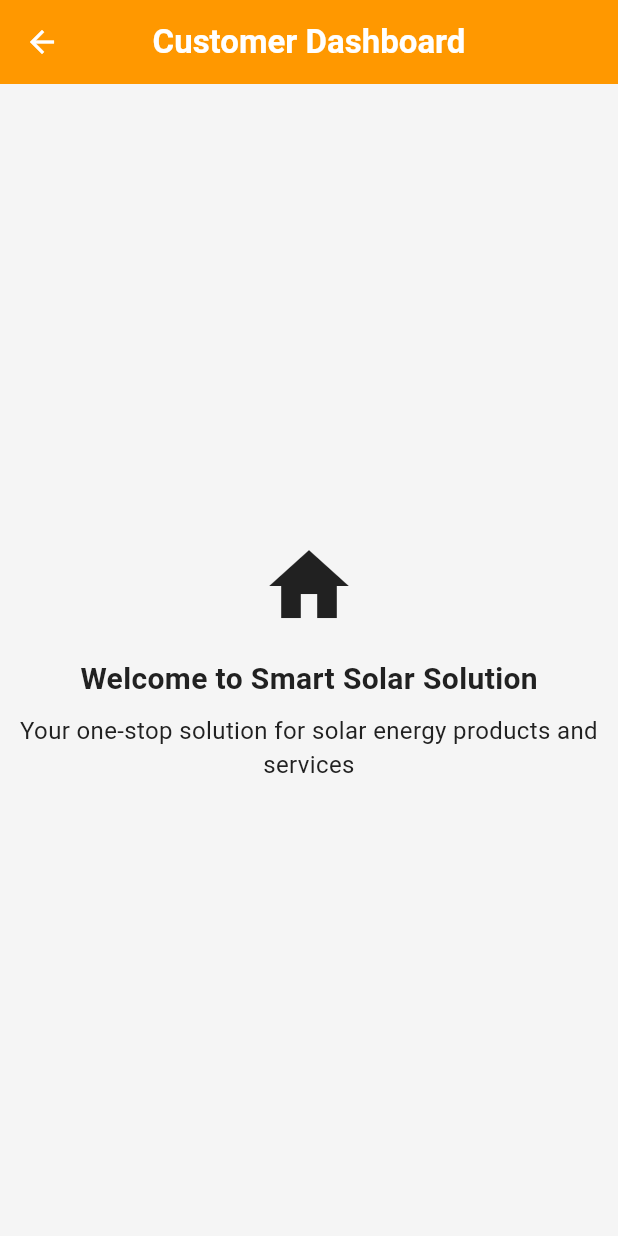
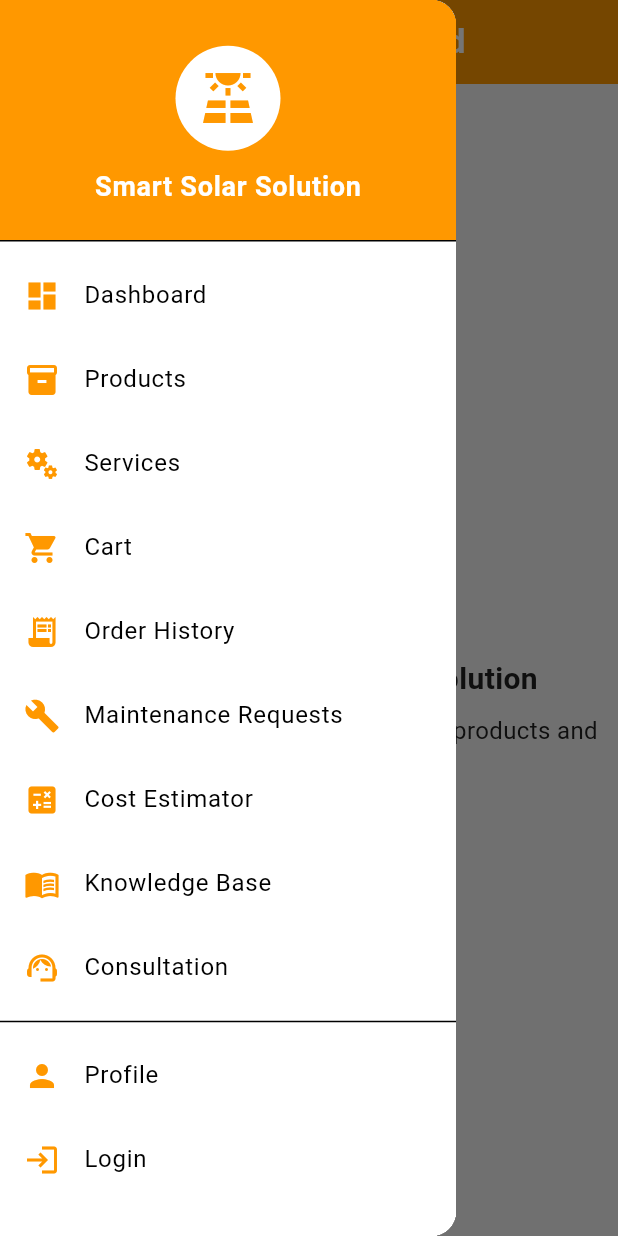
Before and after one commit to atomprogamer/smartsolar_sss, a Flutter app: the CustomerDashboardScreen screen opened by its route, with the side drawer open (before the commit the screen has no drawer), on a phone screen of 412 x 824 dp. Run offline on Flutter 3.47's test engine with Material 3 defaults, Android fonts, the phone set to English and light mode, and no system bars; our stand-ins replace cached_network_image, carousel_slider, cloud_firestore, firebase_auth, firebase_core, firebase_storage and 5 more; accounts and stored records are empty.

Commit message:
Add AppDrawer to CustomerDashboardScreen and WelcomeScreen

```diff
--- a/lib/screens/auth/welcome_screen.dart
+++ b/lib/screens/auth/welcome_screen.dart
@@ -3,6 +3,7 @@ import 'package:flutter/gestures.dart';
 
 import '../../utils/routes.dart';
 import '../../utils/theme.dart';
+import '../../widgets/app_drawer.dart';
 
 /// Welcome screen shown after splash screen if user is not logged in
 class WelcomeScreen extends StatelessWidget {
@@ -13,6 +14,11 @@ class WelcomeScreen extends StatelessWidget {
     final size = MediaQuery.of(context).size;
 
     return Scaffold(
+      appBar: AppBar(
+        title: Text('Welcome'),
+        centerTitle: true,
+      ),
+      drawer: AppDrawer(),
       body: Container(
         width: double.infinity,
         height: double.infinity,
--- a/lib/screens/customer/customer_dashboard_screen.dart
+++ b/lib/screens/customer/customer_dashboard_screen.dart
@@ -1,4 +1,5 @@
 import 'package:flutter/material.dart';
+import '../../widgets/app_drawer.dart';
 
 /// CustomerDashboardScreen is the main screen for customers after login
 class CustomerDashboardScreen extends StatelessWidget {
@@ -10,6 +11,7 @@ class CustomerDashboardScreen extends StatelessWidget {
       appBar: AppBar(
         title: Text('Customer Dashboard'),
       ),
+      drawer: AppDrawer(),
       body: Center(
         child: Column(
           mainAxisAlignment: MainAxisAlignment.center,
--- /dev/null
+++ b/lib/widgets/app_drawer.dart
@@ -0,0 +1,170 @@
+import 'package:flutter/material.dart';
+import '../utils/routes.dart';
+import '../utils/theme.dart';
+
+/// AppDrawer is a reusable drawer component that provides navigation
+/// to all customer-related screens in the application
+class AppDrawer extends StatelessWidget {
+  const AppDrawer({Key? key}) : super(key: key);
+
+  @override
+  Widget build(BuildContext context) {
+    return Drawer(
+      child: Container(
+        color: Colors.white,
+        child: ListView(
+          padding: EdgeInsets.zero,
+          children: [
+            // Drawer header with app logo and name
+            DrawerHeader(
+              decoration: BoxDecoration(
+                color: AppTheme.primaryColor,
+              ),
+              child: Column(
+                mainAxisAlignment: MainAxisAlignment.center,
+                children: [
+                  Container(
+                    width: 70,
+                    height: 70,
+                    decoration: BoxDecoration(
+                      color: Colors.white,
+                      shape: BoxShape.circle,
+                    ),
+                    child: Center(
+                      child: Icon(
+                        Icons.solar_power,
+                        size: 40,
+                        color: AppTheme.primaryColor,
+                      ),
+                    ),
+                  ),
+                  SizedBox(height: 10),
+                  Text(
+                    'Smart Solar Solution',
+                    style: TextStyle(
+                      color: Colors.white,
+                      fontSize: 18,
+                      fontWeight: FontWeight.bold,
+                    ),
+                  ),
+                ],
+              ),
+            ),
+
+            // Dashboard
+            ListTile(
+              leading: Icon(Icons.dashboard, color: AppTheme.primaryColor),
+              title: Text('Dashboard'),
+              onTap: () {
+                Navigator.pop(context); // Close the drawer
+                AppRoutes.navigateTo(context, AppRoutes.customerDashboard);
+              },
+            ),
+
+            // Products
+            ListTile(
+              leading: Icon(Icons.inventory_2, color: AppTheme.primaryColor),
+              title: Text('Products'),
+              onTap: () {
+                Navigator.pop(context);
+                AppRoutes.navigateTo(context, AppRoutes.productCatalog);
+              },
+            ),
+
+            // Services
+            ListTile(
+              leading: Icon(Icons.miscellaneous_services, color: AppTheme.primaryColor),
+              title: Text('Services'),
+              onTap: () {
+                Navigator.pop(context);
+                AppRoutes.navigateTo(context, AppRoutes.serviceCatalog);
+              },
+            ),
+
+            // Cart
+            ListTile(
+              leading: Icon(Icons.shopping_cart, color: AppTheme.primaryColor),
+              title: Text('Cart'),
+              onTap: () {
+                Navigator.pop(context);
+                AppRoutes.navigateTo(context, AppRoutes.cart);
+              },
+            ),
+
+            // Orders
+            ListTile(
+              leading: Icon(Icons.receipt_long, color: AppTheme.primaryColor),
+              title: Text('Order History'),
+              onTap: () {
+                Navigator.pop(context);
+                AppRoutes.navigateTo(context, AppRoutes.orderHistory);
+              },
+            ),
+
+            // Maintenance Requests
+            ListTile(
+              leading: Icon(Icons.build, color: AppTheme.primaryColor),
+              title: Text('Maintenance Requests'),
+              onTap: () {
+                Navigator.pop(context);
+                AppRoutes.navigateTo(context, AppRoutes.maintenanceRequest);
+              },
+            ),
+
+            // Cost Estimator
+            ListTile(
+              leading: Icon(Icons.calculate, color: AppTheme.primaryColor),
+              title: Text('Cost Estimator'),
+              onTap: () {
+                Navigator.pop(context);
+                AppRoutes.navigateTo(context, AppRoutes.costEstimator);
+              },
+            ),
+
+            // Knowledge Base
+            ListTile(
+              leading: Icon(Icons.menu_book, color: AppTheme.primaryColor),
+              title: Text('Knowledge Base'),
+              onTap: () {
+                Navigator.pop(context);
+                AppRoutes.navigateTo(context, AppRoutes.knowledgeBase);
+              },
+            ),
+
+            // Consultation
+            ListTile(
+              leading: Icon(Icons.support_agent, color: AppTheme.primaryColor),
+              title: Text('Consultation'),
+              onTap: () {
+                Navigator.pop(context);
+                AppRoutes.navigateTo(context, AppRoutes.consultation);
+              },
+            ),
+
+            Divider(),
+
+            // Profile
+            ListTile(
+              leading: Icon(Icons.person, color: AppTheme.primaryColor),
+              title: Text('Profile'),
+              onTap: () {
+                Navigator.pop(context);
+                AppRoutes.navigateTo(context, AppRoutes.profile);
+              },
+            ),
+
+            // Login/Logout
+            ListTile(
+              leading: Icon(Icons.login, color: AppTheme.primaryColor),
+              title: Text('Login'),
+              onTap: () {
+                Navigator.pop(context);
+                AppRoutes.navigateTo(context, AppRoutes.login);
+              },
+            ),
+          ],
+        ),
+      ),
+    );
+  }
+}
```
